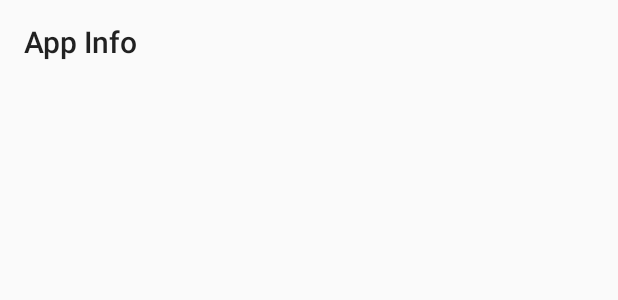
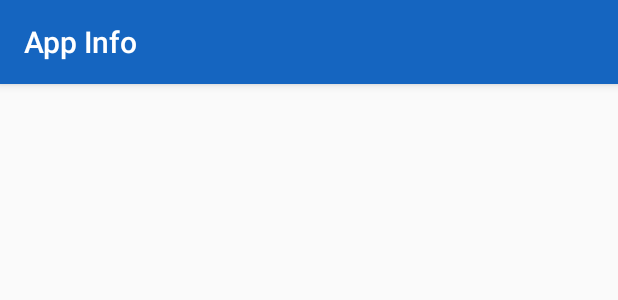
Before and after one commit to jloures/TeamChooser, an Android app: the layout activity_app_info.xml on its own in the app's theme, with its tools: preview values and no code run, on a phone screen of 412 x 824 dp. Shown: the top 300 px of the screen. Run offline under Robolectric (Android 15) with nearby library versions, the phone set to English and light mode, and no system bars.

Commit message:
Fixed bug where title was not showing in MainActivity
Changed the colour of back button to white

```diff
--- a/app/src/main/AndroidManifest.xml
+++ b/app/src/main/AndroidManifest.xml
@@ -17,7 +17,7 @@
         </activity>
         <activity
             android:name=".AppInfo"
-            android:label="@string/main_activity_info_child"
+            android:label="@string/app_info"
             android:parentActivityName=".MainActivity"></activity>
     </application>
 
--- a/app/src/main/java/com/example/capstone/teamchooser/AppInfo.java
+++ b/app/src/main/java/com/example/capstone/teamchooser/AppInfo.java
@@ -18,5 +18,6 @@ public class AppInfo extends AppCompatActivity {
         setSupportActionBar(m_toolbar);
         ActionBar ab = getSupportActionBar();
         ab.setDisplayHomeAsUpEnabled(true);
+        ab.setHomeAsUpIndicator(R.drawable.back_button_white);
     }
 }
--- a/app/src/main/java/com/example/capstone/teamchooser/MainActivity.java
+++ b/app/src/main/java/com/example/capstone/teamchooser/MainActivity.java
@@ -18,7 +18,6 @@ public class MainActivity extends AppCompatActivity {
         setContentView(R.layout.activity_main);
         m_toolbar = (Toolbar) findViewById(R.id.create_game_toolbar);
         setSupportActionBar(m_toolbar);
-        getSupportActionBar().setDisplayShowTitleEnabled(false);
     }
 
     @Override
--- a/app/src/main/res/layout/activity_app_info.xml
+++ b/app/src/main/res/layout/activity_app_info.xml
@@ -7,12 +7,8 @@
     tools:context="com.example.capstone.teamchooser.AppInfo">
 
     <android.support.v7.widget.Toolbar
+        style="@style/ActionBarBaseTheme"
         android:id="@+id/app_info_toolbar"
-        android:layout_width="match_parent"
-        android:layout_height="?attr/actionBarSize"
-        android:elevation="4dp"
-        app:title="App Info"
-        android:gravity="center"
-        android:theme="@style/ThemeOverlay.AppCompat.ActionBar"
-        app:popupTheme="@style/ThemeOverlay.AppCompat.Light"/>
+        app:title="@string/app_info"
+        app:titleTextColor="@android:color/white" />
 </RelativeLayout>
--- a/app/src/main/res/menu/main_menu.xml
+++ b/app/src/main/res/menu/main_menu.xml
@@ -8,12 +8,12 @@
         android:id="@+id/get_info"
         android:orderInCategory="100"
         android:title="@string/get_info_app"
-        android:icon="@drawable/get_info"
+        android:icon="@drawable/get_info_white"
         app:showAsAction="always" />
     <item
         android:id="@+id/add_game"
         android:orderInCategory="100"
         android:title="@string/create_game"
-        android:icon="@drawable/add_new"
+        android:icon="@drawable/add_new_white"
         app:showAsAction="always" />
 </menu>
--- a/app/src/main/res/values/strings.xml
+++ b/app/src/main/res/values/strings.xml
@@ -3,5 +3,5 @@
     <string name="game_list">Game List</string>
     <string name="create_game">Create Game</string>
     <string name="get_info_app">Get Info</string>
-    <string name="main_activity_info_child">App Info</string>
+    <string name="app_info">App Info</string>
 </resources>
--- a/app/src/main/res/values/styles.xml
+++ b/app/src/main/res/values/styles.xml
@@ -1,8 +1,12 @@
 <resources>
 
-    <style name="ToolBarStyle" parent="Theme.AppCompat">
-        <item name="android:textColorPrimary">@android:color/white</item>
-        <item name="android:textColorSecondary">@android:color/white</item>
+    <style name="ActionBarBaseTheme">
+        <item name="android:layout_width">match_parent</item>
+        <item name="android:layout_height">?attr/actionBarSize</item>
+        <item name="android:titleTextStyle">@android:color/white</item>
+        <item name="android:elevation">4dp</item>
+        <item name="android:background">@color/blue800</item>
+        <item name="android:homeAsUpIndicator">@drawable/back_button_white</item>
     </style>
 
 </resources>
```
Also changed, not shown: app/src/main/res/layout/activity_main.xml (+4 -4 lines), app/src/main/res/drawable-hdpi/back_button_white.png (added), app/src/main/res/drawable-mdpi/back_button_white.png (added), app/src/main/res/drawable-xhdpi/back_button_white.png (added), app/src/main/res/drawable-xxhdpi/back_button_white.png (added).
